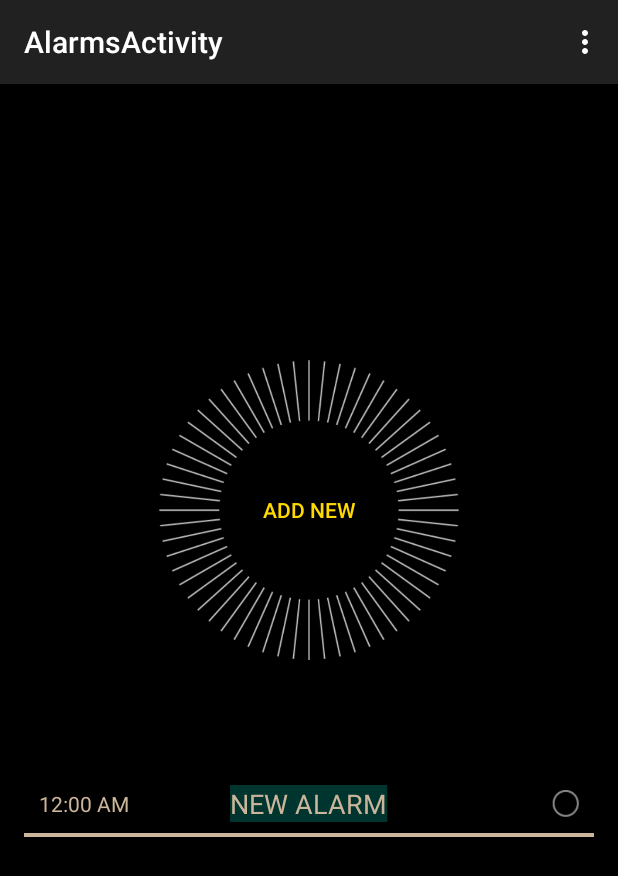
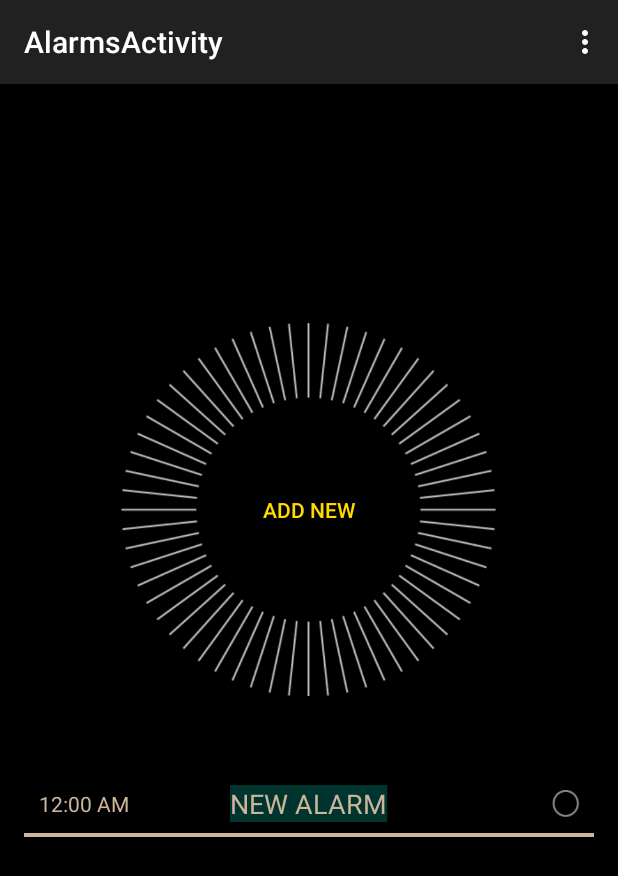
Before and after one commit to CristinaNicolae/TimezoneAlarm, an Android app: the AlarmsActivity screen opened directly, with no data from a screen before it, in the options menu, after a tap on "Settings", on a phone screen of 412 x 824 dp. Shown: the top 876 px of the screen. Run offline under Robolectric (Android 15) with nearby library versions, the phone set to English and light mode, and no system bars; libraries missing offline, so code that uses them is left out: com.nineoldandroids.animation, com.nineoldandroids.view.

Commit message:
Added share button; added back button for the DetailsActivity aka AlarmsActivity

```diff
--- a/app/src/main/AndroidManifest.xml
+++ b/app/src/main/AndroidManifest.xml
@@ -12,13 +12,16 @@
             android:label="@string/app_name" >
             <intent-filter>
                 <action android:name="android.intent.action.MAIN" />
-
                 <category android:name="android.intent.category.LAUNCHER" />
             </intent-filter>
         </activity>
         <activity
+            android:windowSoftInputMode="adjustPan"
             android:name=".AlarmsActivity"
             android:label="@string/title_activity_alarms" >
+            <meta-data
+                android:name="android.support.PARENT_ACTIVITY"
+                android:value=".MainActivity" />
         </activity>
     </application>
 
--- a/app/src/main/java/com/cristina/timezonealarm/AlarmsActivity.java
+++ b/app/src/main/java/com/cristina/timezonealarm/AlarmsActivity.java
@@ -35,18 +35,14 @@ public class AlarmsActivity extends ActionBarActivity {
 
     @Override
     public boolean onOptionsItemSelected(MenuItem item) {
-        // Handle action bar item clicks here. The action bar will
-        // automatically handle clicks on the Home/Up button, so long
-        // as you specify a parent activity in AndroidManifest.xml.
-        int id = item.getItemId();
-
-        //noinspection SimplifiableIfStatement
-        if (id == R.id.action_settings) {
-            return true;
+        switch (item.getItemId()) {
+            case android.R.id.home:
+                // app icon in action bar clicked; goto parent activity.
+                this.finish();
+                return true;
+            default:
+                return super.onOptionsItemSelected(item);
         }
-
-        return super.onOptionsItemSelected(item);
     }
 
-
 }
--- a/app/src/main/java/com/cristina/timezonealarm/MainActivity.java
+++ b/app/src/main/java/com/cristina/timezonealarm/MainActivity.java
@@ -23,7 +23,7 @@ public class MainActivity extends ActionBarActivity {
     @Override
     public boolean onCreateOptionsMenu(Menu menu) {
         // Inflate the menu; this adds items to the action bar if it is present.
-        getMenuInflater().inflate(R.menu.menu_main, menu);
+        //getMenuInflater().inflate(R.menu.menu_main, menu);
         return true;
     }
 
--- a/app/src/main/res/layout/alarm_list_view_item.xml
+++ b/app/src/main/res/layout/alarm_list_view_item.xml
@@ -18,17 +18,13 @@
         android:gravity="right"
         android:tag="back">
 
-        <Button
-            android:id="@+id/swipe_button1"
-            android:layout_width="18dp"
-            android:layout_height="18dp"
-            android:background="@drawable/notifications_circle_selected" />
 
         <Button
             android:id="@+id/swipe_button2"
             android:layout_width="18dp"
             android:layout_height="18dp"
-            android:background="@drawable/notifications_circle_selected" />
+            android:background="@drawable/notifications_circle_selected"
+            android:text="X"/>
 
 
     </LinearLayout>
--- a/app/src/main/res/layout/fragment_alarms.xml
+++ b/app/src/main/res/layout/fragment_alarms.xml
@@ -45,16 +45,16 @@
 
         <ImageView
             android:id="@+id/needle"
-            android:layout_width="200dp"
-            android:layout_height="200dp"
+            android:layout_width="250dp"
+            android:layout_height="250dp"
             android:layout_centerInParent="true"
             android:src="@drawable/alarm_8"
             android:visibility="invisible" />
 
         <ImageView
             android:id="@+id/back"
-            android:layout_width="200dp"
-            android:layout_height="200dp"
+            android:layout_width="250dp"
+            android:layout_height="250dp"
             android:layout_alignParentLeft="false"
             android:layout_alignParentTop="false"
             android:layout_centerInParent="true"
--- a/app/src/main/res/menu/menu_main.xml
+++ b/app/src/main/res/menu/menu_main.xml
@@ -3,4 +3,8 @@
     xmlns:tools="http://schemas.android.com/tools" tools:context=".MainActivity">
     <item android:id="@+id/action_settings" android:title="@string/action_settings"
         android:orderInCategory="100" app:showAsAction="never" />
+    <item android:id="@+id/action_share"
+        android:title="Share"
+        app:showAsAction="always"
+        app:actionProviderClass="android.support.v7.widget.ShareActionProvider" />
 </menu>
```
Also changed, not shown: app/src/main/java/com/cristina/timezonealarm/TimezoneFragment.java (+46 -15 lines).
